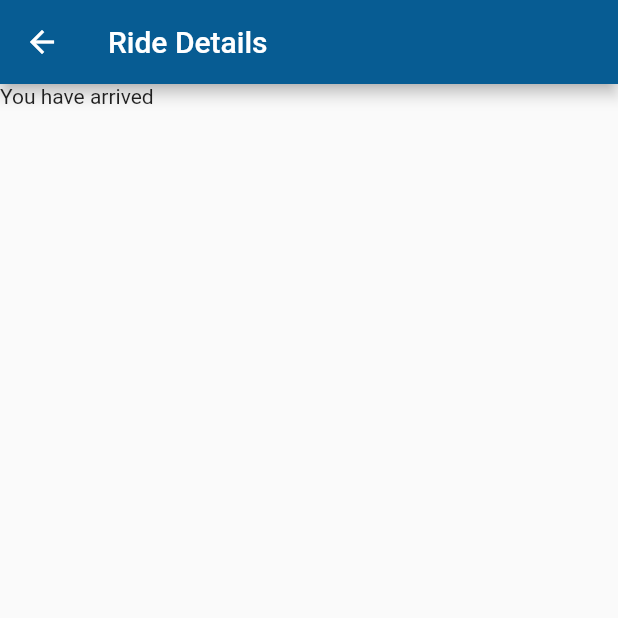
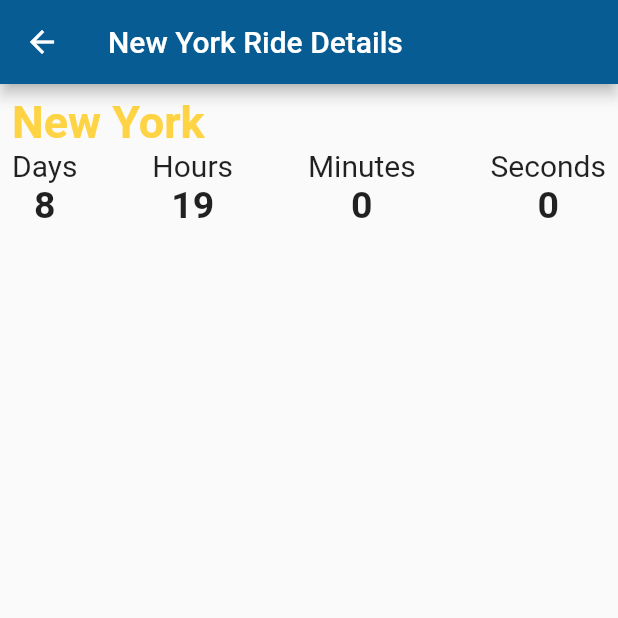
Before and after one commit to BMarx981/B2B, a Flutter app: the RidesTab screen opened directly, after a tap on "New York", on a phone screen of 412 x 824 dp, the top half of it. Run offline on Flutter 3.47's test engine with Material 2 defaults, Android fonts, the phone set to English and light mode, and no system bars; our stand-ins replace animated_text_kit; network calls fail.

Commit message:
"Initial countdown timer setup. New image asset added. City info setup."

```diff
--- /dev/null
+++ b/lib/rideDetails/bay_area.dart
@@ -0,0 +1 @@
+class BayAreaDetails {}
--- /dev/null
+++ b/lib/rideDetails/florida.dart
@@ -0,0 +1,29 @@
+class FloridaDetails {
+  String pInfo =
+      "Bike to the Beach invites you to have a blast, while fundraising for Autism and "
+      "disability organizations in your own back yard.\n"
+      "Join us for our annual ride to Key West. Everyone’s invited, we provide all the "
+      "event logistics, and your donations stay local. You just focus on having a blast!";
+
+  String city = "Key West, FL";
+
+  String goals =
+      "This year, together, we seek to beat our fundraising goal of \$25,000.00 "
+      "for local autism partner programs in Florida. Help us make that final push past "
+      "\$22,704.00 and make this year’s Florida Bike to the Beach the best one yet! We are"
+      " here to empower your community, help you achieve your goals, surpass your personal"
+      " challenges, and to raise funds for local partners.";
+
+  String why =
+      "Bike to the Beach is the premier autism and disABILITY charity ride event "
+      "in Florida. We are here to help you achieve your goals, surpass your personal "
+      "challenges, to raise funds for our cause, and bike to Key West. From Century ride "
+      "veterans to first time fitness challenge riders, all of our riders will enjoy the "
+      "sunset and white sand beaches in Key West.";
+
+  String doIt =
+      "Avoid the winter cold. Support the Autism and disABILITY community. "
+      "Have the Experience of a Lifetime! Kick-off our 2020 Campaign season with our "
+      "smallest (registration is limited to 75 people), favorite, and most well "
+      "supported ride. Everyone Finishes and Everything is Covered. Join Us!";
+}
--- /dev/null
+++ b/lib/rideDetails/maryland.dart
@@ -0,0 +1 @@
+class MarylandDetails {}
--- /dev/null
+++ b/lib/rideDetails/new_england.dart
@@ -0,0 +1 @@
+class NewEnglandDetails {}
--- /dev/null
+++ b/lib/rideDetails/new_york.dart
@@ -0,0 +1 @@
+class NewYorkDetails {}
--- /dev/null
+++ b/lib/rideDetails/washingtondc.dart
@@ -0,0 +1 @@
+class DCDetails {}
--- a/lib/ride_selected.dart
+++ b/lib/ride_selected.dart
@@ -1,24 +1,156 @@
 import 'package:flutter/material.dart';
-import 'rides.dart';
+import 'rideDetails/florida.dart';
+import 'rideDetails/new_england.dart';
+import 'rideDetails/new_york.dart';
+import 'rideDetails/bay_area.dart';
+import 'rideDetails/texas.dart';
+import 'rideDetails/washingtondc.dart';
+import 'rideDetails/maryland.dart';
 
 class RideSelected extends StatefulWidget {
   static const id = 'rideSelected';
+  final String title;
+  RideSelected({this.title});
   @override
   _RideSelectedState createState() => _RideSelectedState();
 }
 
+const b2bYellow = Color(0xFFFED344);
+
 class _RideSelectedState extends State<RideSelected> {
+  var dt = DateTime(2020, 2, 15, 5, 30);
+  var details;
+  getCityWidget() {
+    switch (widget.title) {
+      case "Florida":
+        details = FloridaDetails();
+        dt = DateTime(2020, 2, 15, 5, 30);
+        break;
+      case "Washington DC":
+        details = DCDetails();
+        dt = DateTime(2020, 7, 31, 5, 30);
+        break;
+      case "New York":
+        details = NewYorkDetails();
+        dt = DateTime(2020, 6, 7, 5, 30);
+        break;
+      case "Maryland":
+        details = MarylandDetails();
+        dt = DateTime(2020, 7, 31, 5, 30);
+        break;
+      case "New England":
+        details = NewEnglandDetails();
+        dt = DateTime(2020, 9, 11, 5, 30);
+        break;
+      case "Bay Area":
+        details = BayAreaDetails();
+        dt = DateTime(2020, 4, 9, 5, 30);
+        break;
+      case "Texas":
+        details = TexasDetails();
+        dt = DateTime(2020, 10, 9, 5, 30);
+        break;
+      default:
+        details = FloridaDetails();
+        break;
+    }
+  }
+
+  Widget getDate() {
+    Duration dif = dt.difference(DateTime.now());
+    int days = dif.inDays;
+    int hours = dif.inHours % (days * 24);
+    int mins = dif.inMinutes % (dif.inHours * 60);
+    int sec = dif.inSeconds % (dif.inMinutes * 60);
+    return Row(
+      mainAxisAlignment: MainAxisAlignment.spaceBetween,
+      children: <Widget>[
+        Column(
+          children: <Widget>[
+            Text("Days", style: TextStyle(fontFamily: "Roboto", fontSize: 20)),
+            Text(
+              "$days",
+              style: TextStyle(
+                fontSize: 25,
+                fontWeight: FontWeight.bold,
+                fontFamily: "Roboto",
+              ),
+            ),
+          ],
+        ),
+        Column(
+          children: <Widget>[
+            Text("Hours", style: TextStyle(fontFamily: "Roboto", fontSize: 20)),
+            Text(
+              "$hours",
+              style: TextStyle(
+                fontSize: 25,
+                fontWeight: FontWeight.bold,
+                fontFamily: "Roboto",
+              ),
+            ),
+          ],
+        ),
+        Column(
+          children: <Widget>[
+            Text("Minutes",
+                style: TextStyle(fontFamily: "Roboto", fontSize: 20)),
+            Text(
+              "$mins",
+              style: TextStyle(
+                fontSize: 25,
+                fontWeight: FontWeight.bold,
+                fontFamily: "Roboto",
+              ),
+            ),
+          ],
+        ),
+        Column(
+          children: <Widget>[
+            Text("Seconds",
+                style: TextStyle(fontFamily: "Roboto", fontSize: 20)),
+            Text(
+              "$sec",
+              style: TextStyle(
+                fontSize: 25,
+                fontWeight: FontWeight.bold,
+                fontFamily: "Roboto",
+              ),
+            ),
+          ],
+        ),
+      ],
+    );
+  }
+
   @override
   Widget build(BuildContext context) {
     return SafeArea(
       child: Scaffold(
         appBar: AppBar(
-          title: Text("Ride Details"),
+          title: Text("${widget.title} Ride Details"),
         ),
-        body: Container(
-          child: Text("You have arrived"),
+        body: Padding(
+          padding: const EdgeInsets.all(8.0),
+          child: ListView(
+            children: <Widget>[
+              Text(
+                widget.title,
+                style: TextStyle(
+                  fontWeight: FontWeight.w600,
+                  fontSize: 30,
+                  color: b2bYellow,
+                ),
+              ),
+              getDate(),
+            ],
+          ),
         ),
       ),
     );
   }
 }
+
+/*<div class="upb_bg_overlay_pattern" style="background-image:url(https://biketothebeach.org/wp-content/plugins/Ultimate_VC_Addons/assets/images/patterns/01.png); opacity:0.8; ; background-attachment:scroll;"></div>
+<div class="upb_row_bg vcpb-default" data-upb_br_animation="" data-parallax_sense="30" data-bg-override="ex-full" data-bg-animation="left-animation" data-bg-animation-type="h" data-animation-repeat="repeat" style="background-size: cover; background-repeat: repeat; background-color: rgba(0, 0, 0, 0); background-image: url(&quot;https://biketothebeach.org/wp-content/uploads/2019/10/W3A8941.jpg&quot;); background-attachment: scroll; min-width: 950px; left: 37.25px; width: 950px;"><div class="upb_bg_overlay" style="background-color:rgba(0,0,0,0.41);"></div><div class="upb_bg_overlay_pattern" style="background-image:url(https://biketothebeach.org/wp-content/plugins/Ultimate_VC_Addons/assets/images/patterns/01.png); opacity:0.8; ; background-attachment:scroll;"></div></div>
+ */
--- a/lib/rides.dart
+++ b/lib/rides.dart
@@ -7,10 +7,13 @@ class RidesTab extends StatefulWidget {
 }
 
 class _RidesTabState extends State<RidesTab> {
-  _rideTapped(context) {
-    Navigator.pushNamed(
-      context,
-      RideSelected.id,
+  _rideTapped(context, title) {
+    Navigator.of(context).push(
+      MaterialPageRoute(
+        builder: (context) => RideSelected(
+          title: title,
+        ),
+      ),
     );
   }
 
@@ -22,7 +25,7 @@ class _RidesTabState extends State<RidesTab> {
           child: ListView(
             children: <Widget>[
               GestureDetector(
-                onTap: () => _rideTapped(context),
+                onTap: () => _rideTapped(context, "Florida"),
                 child: RidesCity(
                   theDate: "February 15, 2020",
                   city: "Florida",
@@ -31,7 +34,7 @@ class _RidesTabState extends State<RidesTab> {
                 ),
               ),
               GestureDetector(
-                onTap: () => _rideTapped(context),
+                onTap: () => _rideTapped(context, "New York"),
                 child: RidesCity(
                   theDate: "June 5, 2020",
                   city: "New York",
@@ -40,7 +43,7 @@ class _RidesTabState extends State<RidesTab> {
                 ),
               ),
               GestureDetector(
-                onTap: () => _rideTapped(context),
+                onTap: () => _rideTapped(context, "Washington DC"),
                 child: RidesCity(
                   theDate: "July 31, 2020",
                   city: "Washington DC",
@@ -49,7 +52,7 @@ class _RidesTabState extends State<RidesTab> {
                 ),
               ),
               GestureDetector(
-                onTap: () => _rideTapped(context),
+                onTap: () => _rideTapped(context, "Maryland"),
                 child: RidesCity(
                   theDate: "July 31, 2020",
                   city: "Maryland",
@@ -58,7 +61,7 @@ class _RidesTabState extends State<RidesTab> {
                 ),
               ),
               GestureDetector(
-                onTap: () => _rideTapped(context),
+                onTap: () => _rideTapped(context, "New England"),
                 child: RidesCity(
                   theDate: "September 2020",
                   city: "New England",
@@ -67,7 +70,7 @@ class _RidesTabState extends State<RidesTab> {
                 ),
               ),
               GestureDetector(
-                onTap: () => _rideTapped(context),
+                onTap: () => _rideTapped(context, "Texas"),
                 child: RidesCity(
                   theDate: "Fall 2020",
                   city: "Texas",
@@ -76,7 +79,7 @@ class _RidesTabState extends State<RidesTab> {
                 ),
               ),
               GestureDetector(
-                onTap: () => _rideTapped(context),
+                onTap: () => _rideTapped(context, "Bay Area"),
                 child: RidesCity(
                   theDate: "May 9, 2020",
                   city: "Bay Area",
```
Also changed, not shown: lib/rideDetails/texas.dart (added, +13 -0 lines).
